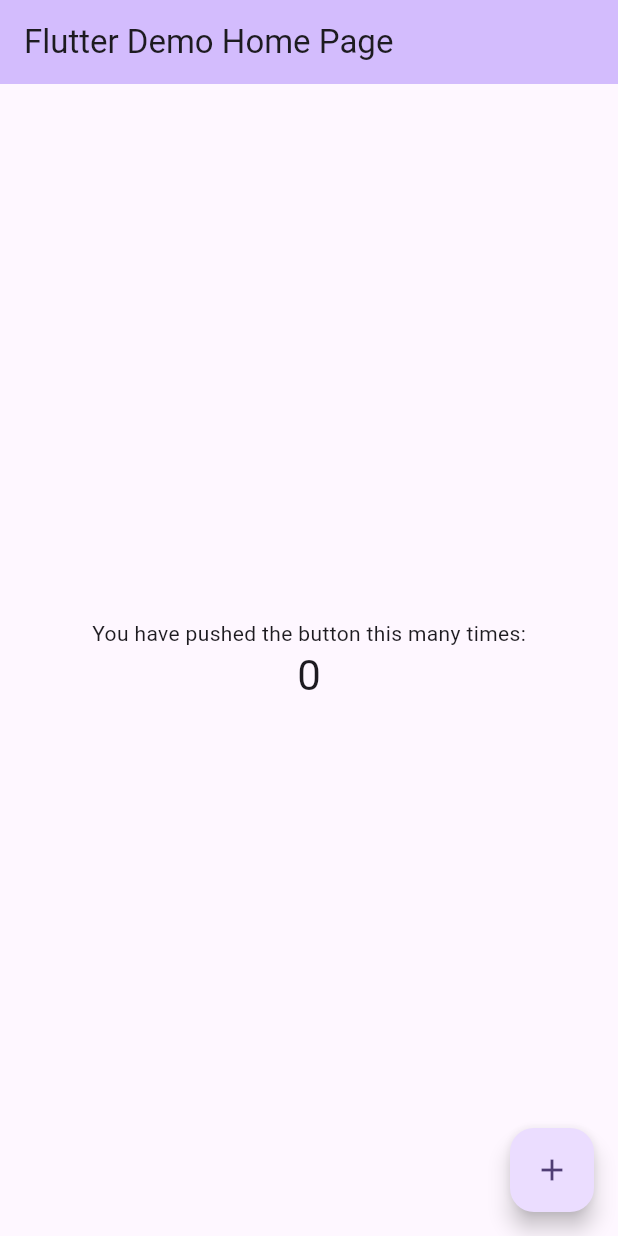
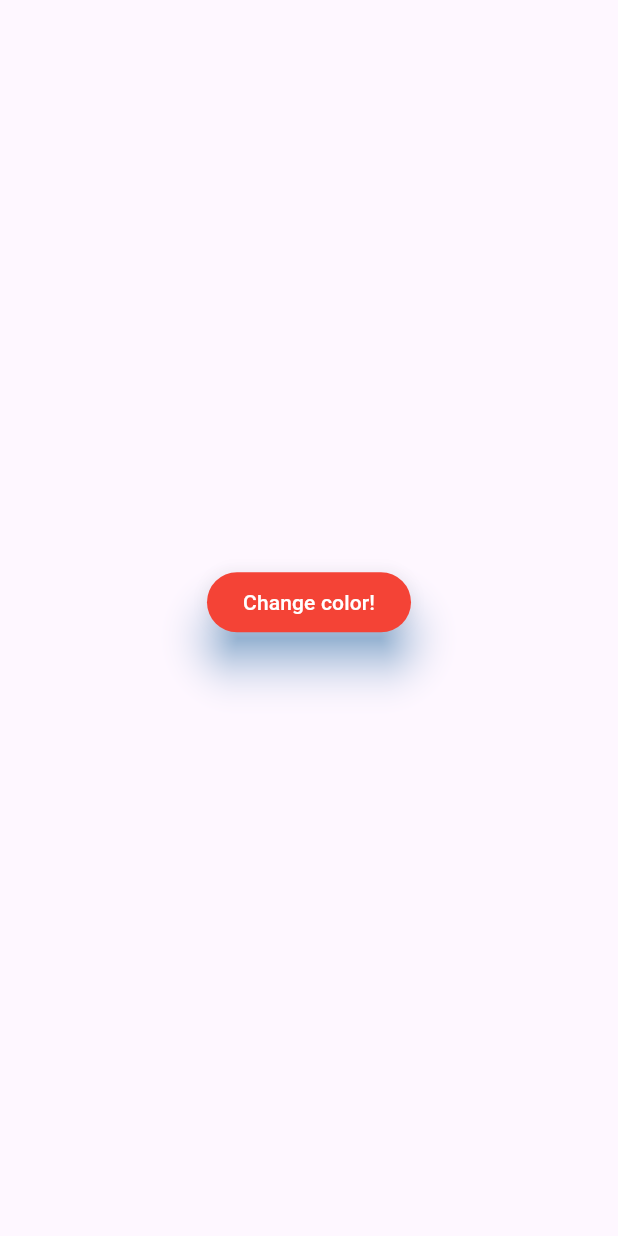
Before and after one commit to anastasiiaal/flutter-stateful-app, a Flutter app: the screen it shows after launch, on a phone screen of 412 x 824 dp. Run offline on Flutter 3.47's test engine with Material 3 defaults, Android fonts, the phone set to English and light mode, and no system bars.

Commit message:
button change color

```diff
--- a/lib/main.dart
+++ b/lib/main.dart
@@ -7,119 +7,74 @@ void main() {
 class MyApp extends StatelessWidget {
   const MyApp({super.key});
 
-  // This widget is the root of your application.
   @override
   Widget build(BuildContext context) {
     return MaterialApp(
       title: 'Flutter Demo',
       theme: ThemeData(
-        // This is the theme of your application.
-        //
-        // TRY THIS: Try running your application with "flutter run". You'll see
-        // the application has a purple toolbar. Then, without quitting the app,
-        // try changing the seedColor in the colorScheme below to Colors.green
-        // and then invoke "hot reload" (save your changes or press the "hot
-        // reload" button in a Flutter-supported IDE, or press "r" if you used
-        // the command line to start the app).
-        //
-        // Notice that the counter didn't reset back to zero; the application
-        // state is not lost during the reload. To reset the state, use hot
-        // restart instead.
-        //
-        // This works for code too, not just values: Most code changes can be
-        // tested with just a hot reload.
         colorScheme: ColorScheme.fromSeed(seedColor: Colors.deepPurple),
         useMaterial3: true,
       ),
-      home: const MyHomePage(title: 'Flutter Demo Home Page'),
+      home: const Test(),
     );
   }
 }
 
-class MyHomePage extends StatefulWidget {
-  const MyHomePage({super.key, required this.title});
-
-  // This widget is the home page of your application. It is stateful, meaning
-  // that it has a State object (defined below) that contains fields that affect
-  // how it looks.
-
-  // This class is the configuration for the state. It holds the values (in this
-  // case the title) provided by the parent (in this case the App widget) and
-  // used by the build method of the State. Fields in a Widget subclass are
-  // always marked "final".
-
-  final String title;
+class Test extends StatefulWidget {
+  const Test({super.key});
 
   @override
-  State<MyHomePage> createState() => _MyHomePageState();
+  TestState createState() => TestState();
 }
 
-class _MyHomePageState extends State<MyHomePage> {
-  int _counter = 0;
+class TestState extends State<Test> {
+  late TextEditingController textEditingController;
+  Color backgroundColor = Colors.red;
 
-  void _incrementCounter() {
-    setState(() {
-      // This call to setState tells the Flutter framework that something has
-      // changed in this State, which causes it to rerun the build method below
-      // so that the display can reflect the updated values. If we changed
-      // _counter without calling setState(), then the build method would not be
-      // called again, and so nothing would appear to happen.
-      _counter++;
-    });
+  @override
+  void initState() {
+    super.initState();
+    textEditingController = TextEditingController();
+  }
+
+  @override
+  void dispose() {
+    textEditingController.dispose();
+    super.dispose();
   }
 
   @override
   Widget build(BuildContext context) {
-    // This method is rerun every time setState is called, for instance as done
-    // by the _incrementCounter method above.
-    //
-    // The Flutter framework has been optimized to make rerunning build methods
-    // fast, so that you can just rebuild anything that needs updating rather
-    // than having to individually change instances of widgets.
+
     return Scaffold(
-      appBar: AppBar(
-        // TRY THIS: Try changing the color here to a specific color (to
-        // Colors.amber, perhaps?) and trigger a hot reload to see the AppBar
-        // change color while the other colors stay the same.
-        backgroundColor: Theme.of(context).colorScheme.inversePrimary,
-        // Here we take the value from the MyHomePage object that was created by
-        // the App.build method, and use it to set our appbar title.
-        title: Text(widget.title),
+      body: Column(
+        mainAxisSize: MainAxisSize.max,
+        mainAxisAlignment: MainAxisAlignment.center,
+        children: [
+          Center(
+            child: ElevatedButton(
+              onPressed: (
+                      () => setState(() {
+                    backgroundColor = backgroundColor == Colors.red
+                        ? Colors.blue
+                        : Colors.red;
+                  })
+              ),
+              onLongPress: () => print("Long press!"),
+              style: ElevatedButton.styleFrom(
+                  backgroundColor: backgroundColor,
+                  shadowColor: Colors.blue,
+                  elevation: 12
+              ),
+              child: const Text(
+                  "Change color!",
+                  style: TextStyle(color: Colors.white)
+              ),
+            )
+          ),
+          Text(textEditingController.text)
+        ],
       ),
-      body: Center(
-        // Center is a layout widget. It takes a single child and positions it
-        // in the middle of the parent.
-        child: Column(
-          // Column is also a layout widget. It takes a list of children and
-          // arranges them vertically. By default, it sizes itself to fit its
-          // children horizontally, and tries to be as tall as its parent.
-          //
-          // Column has various properties to control how it sizes itself and
-          // how it positions its children. Here we use mainAxisAlignment to
-          // center the children vertically; the main axis here is the vertical
-          // axis because Columns are vertical (the cross axis would be
-          // horizontal).
-          //
-          // TRY THIS: Invoke "debug painting" (choose the "Toggle Debug Paint"
-          // action in the IDE, or press "p" in the console), to see the
-          // wireframe for each widget.
-          mainAxisAlignment: MainAxisAlignment.center,
-          children: <Widget>[
-            const Text(
-              'You have pushed the button this many times:',
-            ),
-            Text(
-              '$_counter',
-              style: Theme.of(context).textTheme.headlineMedium,
-            ),
-          ],
-        ),
-      ),
-      floatingActionButton: FloatingActionButton(
-        onPressed: _incrementCounter,
-        tooltip: 'Increment',
-        child: const Icon(Icons.add),
-      ), // This trailing comma makes auto-formatting nicer for build methods.
     );
   }
 }
```
